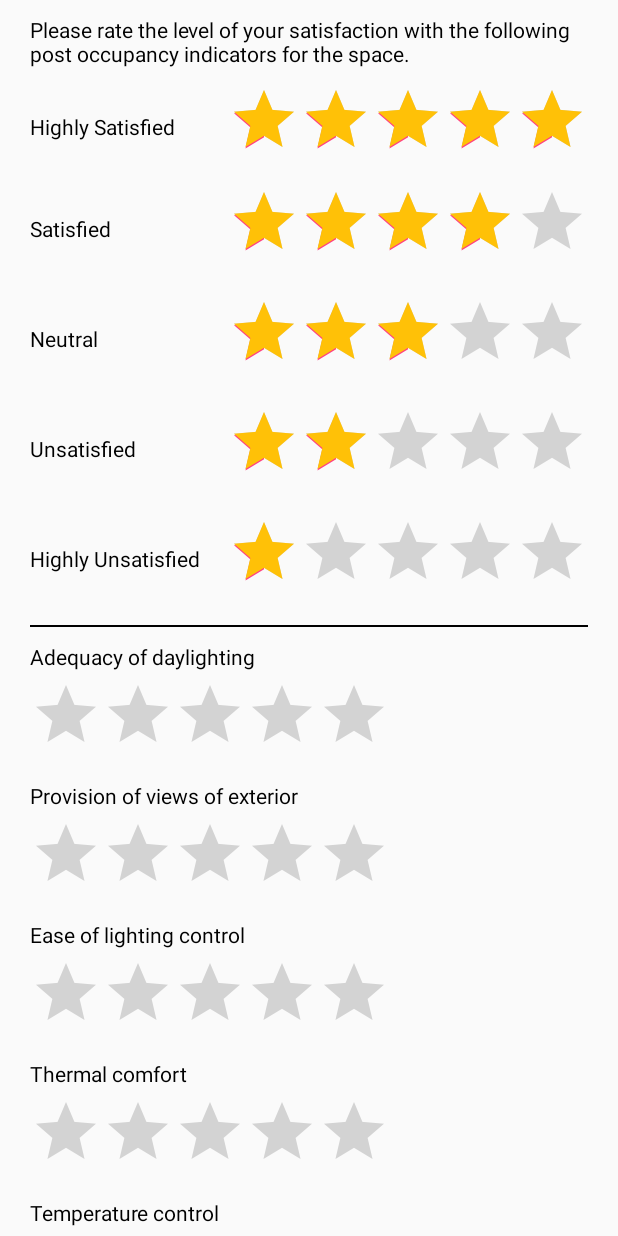
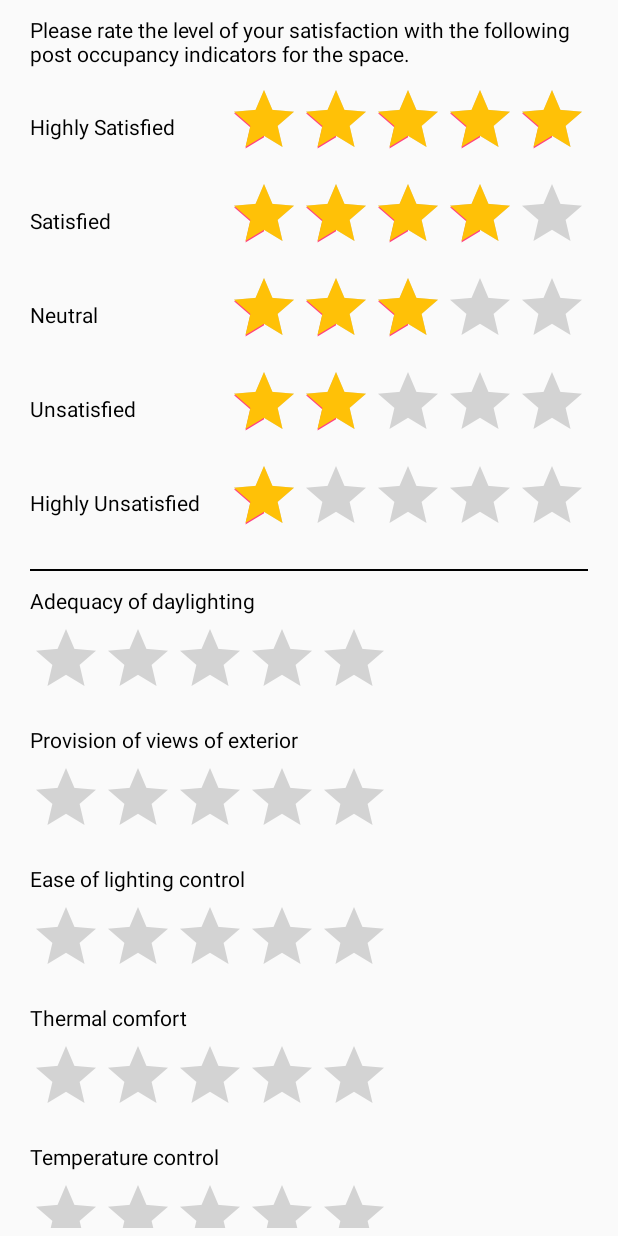
Before and after one commit to atexzonate/FMPOE, an Android app: the fragment AmbientForm shown on its own in the app's theme, on a phone screen of 412 x 824 dp. Run offline under Robolectric (Android 15) with nearby library versions, the phone set to English and light mode, and no system bars; our stand-ins replace ButterKnife, Firebase (no records; nobody signed in at launch, a user with empty details on screens opened directly); libraries missing offline, so code that uses them is left out: me.zhanghai.android; plain views replace MaterialRatingBar.

Commit message:
final changes

```diff
--- a/app/src/main/res/layout/ambient_form.xml
+++ b/app/src/main/res/layout/ambient_form.xml
@@ -29,7 +29,7 @@
             android:layout_height="wrap_content"
             android:text="Highly Satisfied" />
         <me.zhanghai.android.materialratingbar.MaterialRatingBar
-            style="@style/Widget.MaterialRatingBar.RatingBar"
+            style="@style/Widget.MaterialRatingBar.RatingBar.Small"
             android:layout_width="wrap_content"
             android:layout_height="wrap_content"
             android:layout_centerVertical="true"
@@ -44,6 +44,7 @@
             android:stepSize="1" />
     </RelativeLayout>
     <RelativeLayout
+        android:layout_marginTop="-5dp"
         android:orientation="horizontal"
         android:layout_width="match_parent"
         android:gravity="center_vertical"
@@ -56,7 +57,7 @@
             android:layout_height="wrap_content"
             android:text="Satisfied" />
         <me.zhanghai.android.materialratingbar.MaterialRatingBar
-            style="@style/Widget.MaterialRatingBar.RatingBar"
+            style="@style/Widget.MaterialRatingBar.RatingBar.Small"
             android:layout_width="wrap_content"
             android:layout_height="wrap_content"
             android:layout_centerVertical="true"
@@ -71,7 +72,7 @@
             android:stepSize="1" />
     </RelativeLayout>
     <RelativeLayout
-        android:layout_marginTop="5dp"
+        android:layout_marginTop="-5dp"
         android:orientation="horizontal"
         android:layout_width="match_parent"
         android:gravity="center_vertical"
@@ -84,7 +85,7 @@
             android:layout_height="wrap_content"
             android:text="Neutral" />
         <me.zhanghai.android.materialratingbar.MaterialRatingBar
-            style="@style/Widget.MaterialRatingBar.RatingBar"
+            style="@style/Widget.MaterialRatingBar.RatingBar.Small"
             android:layout_width="wrap_content"
             android:layout_height="wrap_content"
             android:layout_centerVertical="true"
@@ -99,7 +100,7 @@
             android:stepSize="1" />
     </RelativeLayout>
     <RelativeLayout
-        android:layout_marginTop="5dp"
+        android:layout_marginTop="-5dp"
         android:orientation="horizontal"
         android:layout_width="match_parent"
         android:gravity="center_vertical"
@@ -112,7 +113,7 @@
             android:layout_height="wrap_content"
             android:text="Unsatisfied" />
         <me.zhanghai.android.materialratingbar.MaterialRatingBar
-            style="@style/Widget.MaterialRatingBar.RatingBar"
+            style="@style/Widget.MaterialRatingBar.RatingBar.Small"
             android:layout_width="wrap_content"
             android:layout_height="wrap_content"
             android:layout_centerVertical="true"
@@ -127,7 +128,7 @@
             android:stepSize="1" />
     </RelativeLayout>
     <RelativeLayout
-        android:layout_marginTop="5dp"
+        android:layout_marginTop="-5dp"
         android:orientation="horizontal"
         android:layout_width="match_parent"
         android:gravity="center_vertical"
@@ -140,7 +141,7 @@
             android:layout_height="wrap_content"
             android:text="Highly Unsatisfied" />
         <me.zhanghai.android.materialratingbar.MaterialRatingBar
-            style="@style/Widget.MaterialRatingBar.RatingBar"
+            style="@style/Widget.MaterialRatingBar.RatingBar.Small"
             android:layout_width="wrap_content"
             android:layout_height="wrap_content"
             android:layout_centerVertical="true"
```
Also changed, not shown: app/src/main/res/layout/elevator_form.xml (+9 -8 lines), app/src/main/res/layout/spatial_form.xml (+9 -8 lines), app/src/main/res/layout/support_form.xml (+9 -8 lines), app/src/main/res/layout/technology_form.xml (+9 -8 lines), app/src/main/res/layout/toilet_form.xml (+9 -8 lines), app/src/main/res/layout/workshop_form.xml (+9 -8 lines).
